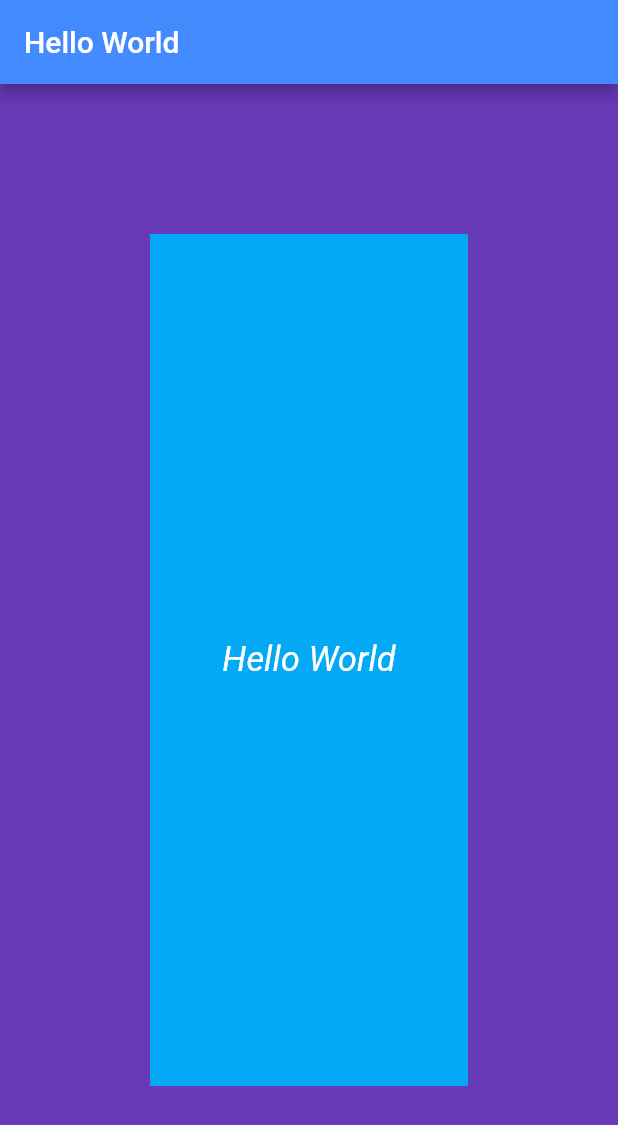
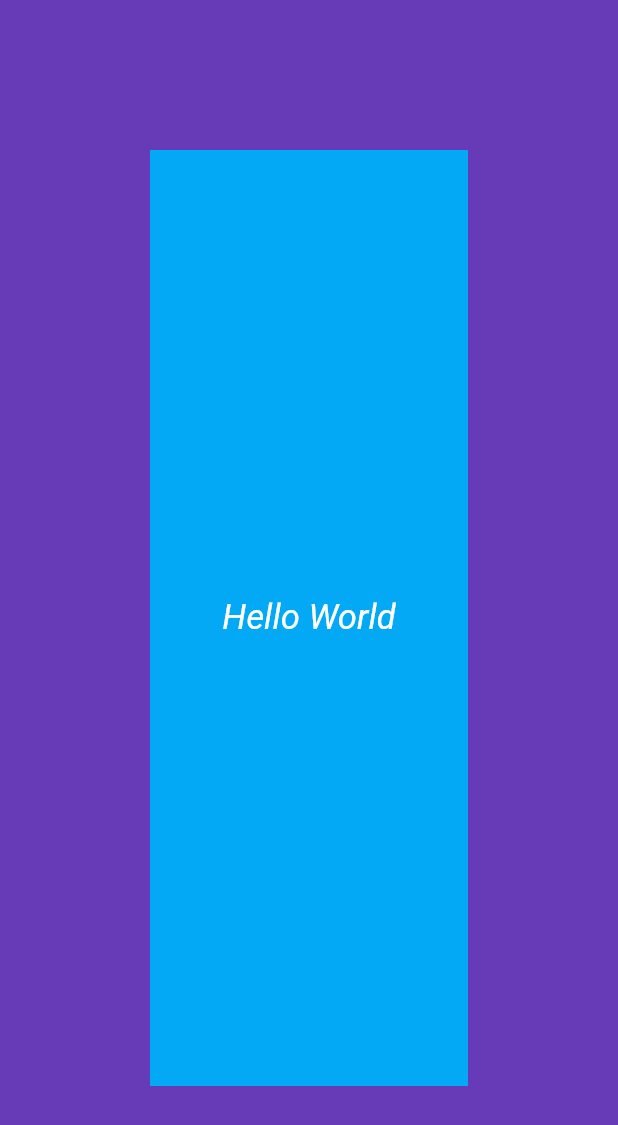
Before and after one commit to tlynx538/hello_world, a Flutter app: the screen it shows after launch, on a phone screen of 412 x 824 dp. Shown: the top 1125 px of the screen. Run offline on Flutter 3.47's test engine with Material 2 defaults, Android fonts, the phone set to English and light mode, and no system bars.

Commit message:
Removed App Bar

```diff
--- a/lib/main.dart
+++ b/lib/main.dart
@@ -29,10 +29,6 @@ class MaterialWindow extends StatelessWidget {
     return MaterialApp(
         title: "First App",
         home: Scaffold(
-          appBar: AppBar(
-            title: Text("Hello World"),
-            backgroundColor: Colors.blueAccent,
-          ),
           body: Center(
             child: Material(
               child: MainWindow(),
```
